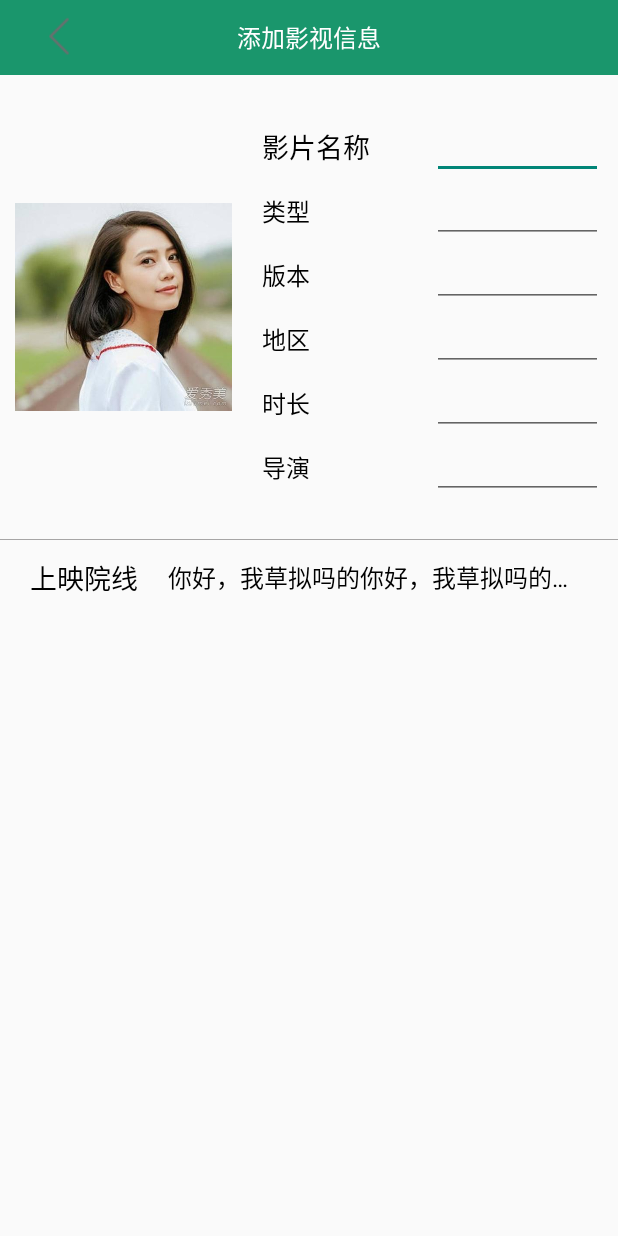
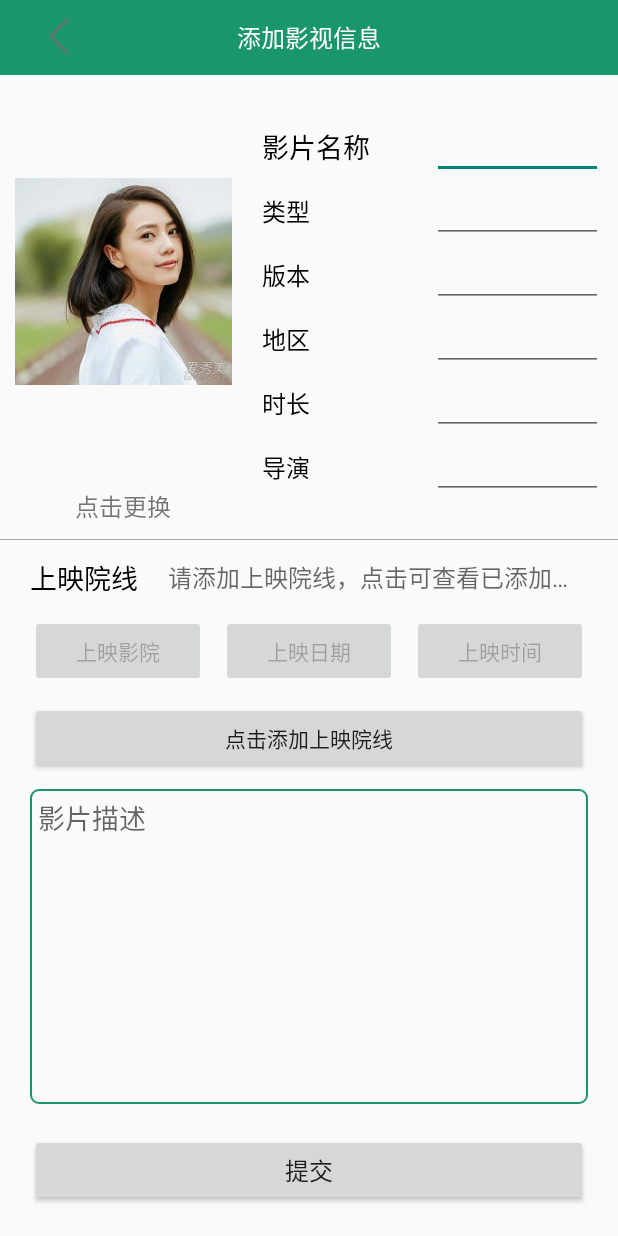
Before and after one commit to minehdcxy/KeepMoving, an Android app: the ActivityManageFilmInfo screen opened directly, with no data from a screen before it, on a phone screen of 412 x 824 dp. Run offline under Robolectric (Android 15) with nearby library versions, the phone set to English and light mode, and no system bars.

Commit message:
完善添加影视信息界面流程

```diff
--- a/app/src/main/AndroidManifest.xml
+++ b/app/src/main/AndroidManifest.xml
@@ -53,8 +53,9 @@
         <activity android:name=".user.ActivityUserCard" />
         <activity android:name=".user.ActivityUserAdvise" />
         <activity android:name=".filmDetail.FilmDetailActivity" />
-        <activity android:name=".user.manage.ActivityUserManage" />
-        <activity android:name=".user.manage.ActivityManageFilmInfo" />
+        <activity android:name=".user.manage.query.ActivityUserManage" />
+        <activity android:name=".user.manage.edit.ActivityManageFilmInfo"
+            android:windowSoftInputMode="adjustPan"/>
     </application>
 
 </manifest>
--- a/app/src/main/java/com/example/raytine/keepmoving/user/UserFragment.java
+++ b/app/src/main/java/com/example/raytine/keepmoving/user/UserFragment.java
@@ -14,7 +14,7 @@ import com.example.raytine.keepmoving.R;
 import com.example.raytine.keepmoving.application.MyLeanCloudApplication;
 import com.example.raytine.keepmoving.login.LoginActivity;
 import com.example.raytine.keepmoving.user.info.ActivityUserInfo;
-import com.example.raytine.keepmoving.user.manage.ActivityUserManage;
+import com.example.raytine.keepmoving.user.manage.query.ActivityUserManage;
 import com.example.raytine.keepmoving.user.model.User;
 
 public class UserFragment extends Fragment implements View.OnClickListener {
--- a/app/src/main/java/com/example/raytine/keepmoving/user/manage/ActivityManageFilmInfo.java
+++ /dev/null
@@ -1,44 +0,0 @@
-package com.example.raytine.keepmoving.user.manage;
-
-import android.content.Intent;
-import android.os.Bundle;
-import android.support.annotation.Nullable;
-import android.support.v7.app.ActionBarActivity;
-import android.widget.ImageView;
-import android.widget.TextView;
-
-import com.example.raytine.keepmoving.R;
-import com.example.raytine.keepmoving.home.model.FilmData;
-
-public class ActivityManageFilmInfo extends ActionBarActivity{
-
-    private final String TAG = ActivityManageFilmInfo.class.getSimpleName();
-
-    private ImageView manageFilmBackIv;
-    private TextView manageFilmTitleTv;
-
-    @Override
-    protected void onCreate(@Nullable Bundle savedInstanceState) {
-        super.onCreate(savedInstanceState);
-        setContentView(R.layout.activity_manage_film);
-
-        initViews();
-        initData();
-    }
-
-    private void initViews() {
-        manageFilmBackIv = (ImageView) findViewById(R.id.manage_film_back_iv);
-        manageFilmTitleTv = (TextView) findViewById(R.id.manage_film_title_tv);
-    }
-
-    private void initData() {
-        Intent intent = getIntent();
-        Bundle bundle = intent.getExtras();
-        if (null != bundle) {
-            manageFilmTitleTv.setText("编辑影视信息");
-            FilmData film = (FilmData) bundle.get("film");
-        } else {
-            manageFilmTitleTv.setText("添加影视信息");
-        }
-    }
-}
--- /dev/null
+++ b/app/src/main/java/com/example/raytine/keepmoving/user/manage/edit/ManageFilmInfoPresenter.java
@@ -0,0 +1,16 @@
+package com.example.raytine.keepmoving.user.manage.edit;
+
+public class ManageFilmInfoPresenter implements ManageFilmInfoContract.Presenter{
+
+    private ManageFilmInfoContract.View view;
+
+    public ManageFilmInfoPresenter(ManageFilmInfoContract.View view) {
+        this.view = view;
+        view.setPresenter(this);
+    }
+
+    @Override
+    public void destroy() {
+        view = null;
+    }
+}
--- a/app/src/main/java/com/example/raytine/keepmoving/user/manage/ActivityUserManage.java
+++ b/app/src/main/java/com/example/raytine/keepmoving/user/manage/query/ActivityUserManage.java
@@ -1,4 +1,4 @@
-package com.example.raytine.keepmoving.user.manage;
+package com.example.raytine.keepmoving.user.manage.query;
 
 import android.content.Context;
 import android.content.Intent;
@@ -18,6 +18,7 @@ import android.widget.TextView;
 
 import com.example.raytine.keepmoving.R;
 import com.example.raytine.keepmoving.home.model.FilmData;
+import com.example.raytine.keepmoving.user.manage.edit.ActivityManageFilmInfo;
 import com.example.raytine.keepmoving.util.widget.ManageDialog;
 
 import java.util.ArrayList;
--- a/app/src/main/java/com/example/raytine/keepmoving/user/manage/UserManageContract.java
+++ b/app/src/main/java/com/example/raytine/keepmoving/user/manage/query/UserManageContract.java
@@ -1,4 +1,4 @@
-package com.example.raytine.keepmoving.user.manage;
+package com.example.raytine.keepmoving.user.manage.query;
 
 import java.util.List;
 
--- a/app/src/main/java/com/example/raytine/keepmoving/user/manage/UserManagePresenter.java
+++ b/app/src/main/java/com/example/raytine/keepmoving/user/manage/query/UserManagePresenter.java
@@ -1,4 +1,4 @@
-package com.example.raytine.keepmoving.user.manage;
+package com.example.raytine.keepmoving.user.manage.query;
 
 import com.example.raytine.keepmoving.api.FilmSearchApi;
 import com.example.raytine.keepmoving.home.model.FilmData;
--- a/app/src/main/res/layout/activity_manage_film.xml
+++ b/app/src/main/res/layout/activity_manage_film.xml
@@ -31,20 +31,30 @@
         android:layout_weight="2"
         android:orientation="horizontal">
 
-        <RelativeLayout
+        <LinearLayout
             android:layout_width="0dp"
             android:layout_height="match_parent"
-            android:layout_weight="2">
+            android:layout_weight="2"
+            android:orientation="vertical">
 
             <ImageView
                 android:id="@+id/manage_film_picture_iv"
                 android:layout_width="match_parent"
-                android:layout_height="match_parent"
+                android:layout_height="0dp"
+                android:layout_weight="1"
                 android:layout_margin="10dp"
                 android:src="@drawable/ic_user_avatar"
                 android:scaleType="fitCenter"/>
 
-        </RelativeLayout>
+            <TextView
+                android:layout_width="wrap_content"
+                android:layout_height="wrap_content"
+                android:layout_marginBottom="10dp"
+                android:layout_gravity="center_horizontal"
+                android:text="点击更换"
+                android:textSize="16sp"/>
+
+        </LinearLayout>
 
         <RelativeLayout
             android:layout_width="0dp"
@@ -73,13 +83,24 @@
                         android:textColor="@color/black"/>
 
                     <EditText
+                        android:id="@+id/manage_film_name_et"
                         android:layout_width="0dp"
                         android:layout_height="wrap_content"
                         android:layout_weight="1"
+                        android:singleLine="true"
                         android:textColor="@color/black"
                         android:textSize="16sp"/>
 
                 </LinearLayout>
+
+                <ScrollView
+                    android:layout_width="match_parent"
+                    android:layout_height="match_parent">
+
+                    <LinearLayout
+                        android:layout_width="match_parent"
+                        android:layout_height="wrap_content"
+                        android:orientation="vertical">
 
                         <LinearLayout
                             android:layout_width="match_parent"
@@ -96,10 +117,12 @@
                                 android:textColor="@color/black"/>
 
                             <EditText
+                                android:id="@+id/manage_film_type_et"
                                 android:layout_width="0dp"
                                 android:layout_height="wrap_content"
                                 android:layout_weight="1"
                                 android:textColor="@color/black"
+                                android:singleLine="true"
                                 android:textSize="16sp"/>
 
                         </LinearLayout>
@@ -119,9 +142,11 @@
                                 android:textColor="@color/black"/>
 
                             <EditText
+                                android:id="@+id/manage_film_version_et"
                                 android:layout_width="0dp"
                                 android:layout_height="wrap_content"
                                 android:layout_weight="1"
+                                android:singleLine="true"
                                 android:textColor="@color/black"
                                 android:textSize="16sp"/>
 
@@ -142,9 +167,11 @@
                                 android:textColor="@color/black"/>
 
                             <EditText
+                                android:id="@+id/manage_film_address_et"
                                 android:layout_width="0dp"
                                 android:layout_height="wrap_content"
                                 android:layout_weight="1"
+                                android:singleLine="true"
                                 android:textColor="@color/black"
                                 android:textSize="16sp"/>
 
@@ -165,10 +192,12 @@
                                 android:textColor="@color/black"/>
 
                             <EditText
+                                android:id="@+id/manage_film_time_et"
                                 android:layout_width="0dp"
                                 android:layout_height="wrap_content"
                                 android:layout_weight="1"
                                 android:textColor="@color/black"
+                                android:singleLine="true"
                                 android:textSize="16sp"/>
 
                         </LinearLayout>
@@ -188,13 +217,19 @@
                                 android:textColor="@color/black"/>
 
                             <EditText
+                                android:id="@+id/manage_film_director_et"
                                 android:layout_width="0dp"
                                 android:layout_height="wrap_content"
                                 android:layout_weight="1"
                                 android:textColor="@color/black"
+                                android:singleLine="true"
                                 android:textSize="16sp"/>
 
                         </LinearLayout>
+
+                    </LinearLayout>
+
+                </ScrollView>
 
             </LinearLayout>
 
@@ -228,19 +263,93 @@
                 android:textColor="@color/black"/>
 
             <TextView
+                android:id="@+id/manage_film_filmStr_tv"
                 android:layout_width="match_parent"
-                android:layout_height="wrap_content"
+                android:layout_height="match_parent"
                 android:layout_marginLeft="20dp"
                 android:layout_marginRight="20dp"
-                android:layout_gravity="center_vertical"
+                android:gravity="center_vertical"
                 android:singleLine="true"
                 android:ellipsize="end"
-                android:text="你好，我草拟吗的你好，我草拟吗的你好，我草拟吗的你好，我草拟吗的你好，我草拟吗的"
+                android:hint="请添加上映院线，点击可查看已添加院线"
                 android:textColor="@color/black"
                 android:textSize="16sp"/>
 
         </LinearLayout>
 
+        <LinearLayout
+            android:layout_width="match_parent"
+            android:layout_height="wrap_content"
+            android:orientation="horizontal">
+
+            <Button
+                android:id="@+id/manage_film_show_cinema_btn"
+                android:layout_width="0dp"
+                android:layout_height="wrap_content"
+                android:layout_marginLeft="20dp"
+                android:layout_weight="1"
+                android:text="上映影院"
+                android:enabled="false"
+                android:singleLine="true"
+                android:ellipsize="end"/>
+
+            <Button
+                android:id="@+id/manage_film_show_date_btn"
+                android:layout_width="0dp"
+                android:layout_height="wrap_content"
+                android:layout_weight="1"
+                android:layout_marginLeft="10dp"
+                android:text="上映日期"
+                android:enabled="false"/>
+
+            <Button
+                android:id="@+id/manage_film_show_time_btn"
+                android:layout_width="0dp"
+                android:layout_height="wrap_content"
+                android:layout_weight="1"
+                android:layout_marginLeft="10dp"
+                android:layout_marginRight="20dp"
+                android:text="上映时间"
+                android:enabled="false"/>
+
+        </LinearLayout>
+
+        <Button
+            android:id="@+id/manage_film_addInfo_btn"
+            android:layout_width="match_parent"
+            android:layout_height="wrap_content"
+            android:layout_marginLeft="20dp"
+            android:layout_marginRight="20dp"
+            android:layout_marginTop="10dp"
+            android:layout_marginBottom="10dp"
+            android:text="点击添加上映院线"/>
+
+        <ScrollView
+            android:layout_width="match_parent"
+            android:layout_height="0dp"
+            android:layout_weight="1"
+            android:layout_marginLeft="20dp"
+            android:layout_marginRight="20dp"
+            android:background="@drawable/et_search_corner_style">
+
+            <EditText
+                android:id="@+id/manage_film_introduction_et"
+                android:layout_width="match_parent"
+                android:layout_height="wrap_content"
+                android:layout_margin="5dp"
+                android:background="@null"
+                android:hint="影片描述" />
+
+        </ScrollView>
+
+        <Button
+            android:id="@+id/manage_film_commit_btn"
+            android:layout_width="match_parent"
+            android:layout_height="wrap_content"
+            android:layout_margin="20dp"
+            android:text="提交"
+            android:textSize="16sp"/>
+
     </LinearLayout>
 
 </LinearLayout>
```
Also changed, not shown: app/src/main/java/com/example/raytine/keepmoving/filmDetail/CinemaModel.java (+30 -0 lines), app/src/main/java/com/example/raytine/keepmoving/user/manage/edit/ActivityManageFilmInfo.java (added, +407 -0 lines), app/src/main/java/com/example/raytine/keepmoving/user/manage/edit/ManageFilmInfoContract.java (added, +16 -0 lines). Lines whose indentation alone changed are shown as unchanged.
